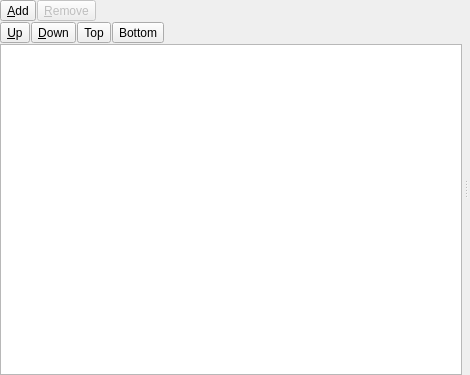
This is src/ui/itemorderlist.ui in hluk/CopyQ as Qt 5 draws it before an edit. The edited form follows.
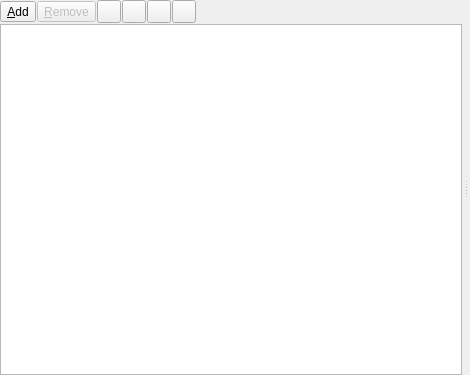
This is the edited form.

Commit message: Improve layout of buttons to add/remove/move commands/plugins

The edit to the form file:
```diff
--- a/src/ui/itemorderlist.ui
+++ b/src/ui/itemorderlist.ui
@@ -43,7 +43,7 @@
         <number>1</number>
        </property>
        <item>
-        <layout class="QHBoxLayout" name="horizontalLayout_5">
+        <layout class="QHBoxLayout" name="horizontalLayout">
          <item>
           <widget class="QToolButton" name="pushButtonAdd">
            <property name="toolTip">
@@ -71,71 +71,54 @@
           </widget>
          </item>
          <item>
-          <spacer name="horizontalSpacer">
-           <property name="orientation">
-            <enum>Qt::Horizontal</enum>
-           </property>
-           <property name="sizeHint" stdset="0">
-            <size>
-             <width>40</width>
-             <height>20</height>
-            </size>
-           </property>
-          </spacer>
-         </item>
-        </layout>
-       </item>
-       <item>
-        <layout class="QHBoxLayout" name="horizontalLayout">
-         <item>
           <widget class="QToolButton" name="pushButtonUp">
-           <property name="text">
-            <string>&amp;Up</string>
+           <property name="toolTip">
+            <string extracomment="Button moves current item one row up">Move up</string>
            </property>
            <property name="toolButtonStyle">
-            <enum>Qt::ToolButtonTextBesideIcon</enum>
+            <enum>Qt::ToolButtonIconOnly</enum>
            </property>
           </widget>
          </item>
          <item>
           <widget class="QToolButton" name="pushButtonDown">
-           <property name="text">
-            <string>&amp;Down</string>
+           <property name="toolTip">
+            <string extracomment="Button moves current item one row down">Move down</string>
            </property>
            <property name="toolButtonStyle">
-            <enum>Qt::ToolButtonTextBesideIcon</enum>
+            <enum>Qt::ToolButtonIconOnly</enum>
            </property>
           </widget>
          </item>
          <item>
           <widget class="QToolButton" name="pushButtonTop">
-           <property name="text">
-            <string>Top</string>
+           <property name="toolTip">
+            <string extracomment="Button moves current item to the top">Move to the top</string>
            </property>
            <property name="toolButtonStyle">
-            <enum>Qt::ToolButtonTextBesideIcon</enum>
+            <enum>Qt::ToolButtonIconOnly</enum>
            </property>
           </widget>
          </item>
          <item>
           <widget class="QToolButton" name="pushButtonBottom">
-           <property name="text">
-            <string>Bottom</string>
+           <property name="toolTip">
+            <string extracomment="Button moves current item to the bottom">Move to the bottom</string>
            </property>
            <property name="toolButtonStyle">
-            <enum>Qt::ToolButtonTextBesideIcon</enum>
+            <enum>Qt::ToolButtonIconOnly</enum>
            </property>
           </widget>
          </item>
          <item>
-          <spacer name="horizontalSpacer_2">
+          <spacer name="horizontalSpacer">
            <property name="orientation">
             <enum>Qt::Horizontal</enum>
            </property>
            <property name="sizeHint" stdset="0">
             <size>
              <width>40</width>
-             <height>20</height>
+             <height>0</height>
             </size>
            </property>
           </spacer>
```
Left out of the diff: 4 changed lines with no effect on the pictures.
